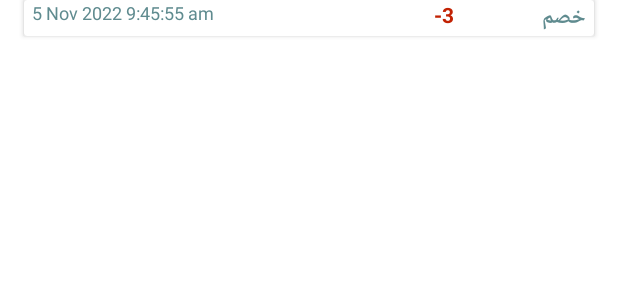
After one commit to latifa176/Debt_Records_System, an Android app: the layout record_item_change_history_container.xml on its own in the app's theme, with its tools: preview values and no code run, on a phone screen of 412 x 824 dp. The commit adds this screen. Shown: the top 300 px of the screen. Run offline under Robolectric (Android 15) with nearby library versions, the light colour scheme and no system bars.

Commit message:
List of change history inside each element in the list of records

```diff
--- a/app/src/main/java/com/example/debtrecords/RecordItemAdapter.java
+++ b/app/src/main/java/com/example/debtrecords/RecordItemAdapter.java
@@ -35,6 +35,7 @@ public class RecordItemAdapter extends RecyclerView.Adapter<RecordItemAdapter.Re
         holder.section.setText(recordItems.get(position).getSectionOfDebtor()+" "+recordItems.get(position).getSectionNumOfDebtor());
         holder.totalAmount.setText(Float.toString(recordItems.get(position).getTotalAmount()));
         holder.dateAndTime.setText(recordItems.get(position).getFormattedDateCreated());
+        holder.changeHistory.setAdapter(new RecordItemChangeHistoryAdapter(recordItems.get(position).getChangeHistory()));
     }
 
     @Override
@@ -42,8 +43,11 @@ public class RecordItemAdapter extends RecyclerView.Adapter<RecordItemAdapter.Re
         return recordItems.size();
     }
 
+    public RecordItem getItemAt(int position){return recordItems.get(position);}
+
     class RecordItemViewHolder extends RecyclerView.ViewHolder{
         private TextView name, section, totalAmount, dateAndTime;
+        private RecyclerView changeHistory;
 
         public RecordItemViewHolder(@NonNull View itemView) {
             super(itemView);
@@ -51,6 +55,7 @@ public class RecordItemAdapter extends RecyclerView.Adapter<RecordItemAdapter.Re
             section=itemView.findViewById(R.id.section);
             totalAmount=itemView.findViewById(R.id.totalAmount);
             dateAndTime=itemView.findViewById(R.id.dateAndTime);
+            changeHistory=itemView.findViewById((R.id.changeHistoryRecyclerView));
         }
     }
 }
--- /dev/null
+++ b/app/src/main/res/layout/record_item_change_history_container.xml
@@ -0,0 +1,46 @@
+<?xml version="1.0" encoding="utf-8"?>
+<androidx.cardview.widget.CardView xmlns:android="http://schemas.android.com/apk/res/android"
+    android:layout_width="380dp"
+    android:layout_height="wrap_content"
+    android:layout_gravity="center_horizontal">
+
+    <RelativeLayout
+        android:layout_width="match_parent"
+        android:layout_height="match_parent">
+
+        <TextView
+            android:id="@+id/changeType"
+            android:layout_width="match_parent"
+            android:layout_height="wrap_content"
+            android:text="خصم"
+            android:layout_marginEnd="5dp"
+            android:textAlignment="textStart"
+            android:textColor="@color/bluish_green"
+            android:textSize="14sp"
+            android:textStyle="bold">
+        </TextView>
+
+        <TextView
+            android:id="@+id/changeAmount"
+            android:layout_width="80dp"
+            android:layout_height="wrap_content"
+            android:text="-3"
+            android:layout_marginLeft="240dp"
+            android:textAlignment="center"
+            android:textColor="@color/red"
+            android:textSize="14sp"
+            android:textStyle="bold">
+        </TextView>
+
+        <TextView
+            android:id="@+id/changeDateAndTime"
+            android:layout_width="match_parent"
+            android:layout_height="wrap_content"
+            android:text="5 Nov 2022 9:45:55 am"
+            android:textColor="@color/bluish_green"
+            android:layout_marginStart="5dp"
+            android:textSize="12sp"></TextView>
+
+    </RelativeLayout>
+
+</androidx.cardview.widget.CardView>
```
Also changed, not shown: app/src/main/java/com/example/debtrecords/AmountChange.java (added, +45 -0 lines), app/src/main/java/com/example/debtrecords/RecordItem.java (+7 -0 lines), app/src/main/java/com/example/debtrecords/RecordItemChangeHistoryAdapter.java (added, +54 -0 lines), app/src/main/res/layout/record_item_container.xml (+13 -3 lines).
